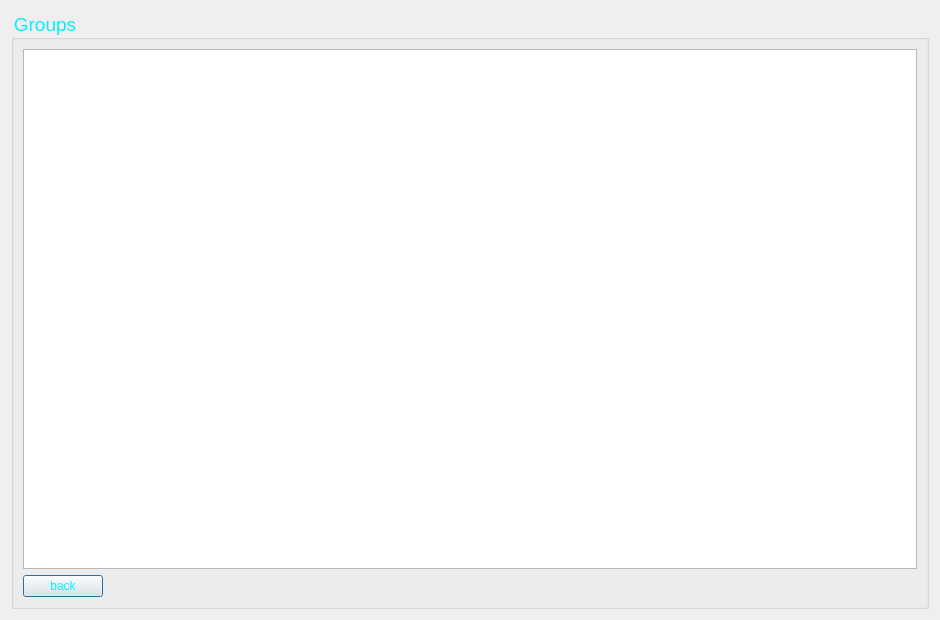
Qt form massenger/getgrouplist_dialog.ui (MahanBeidokhti/AP-Messenger) before a commit.
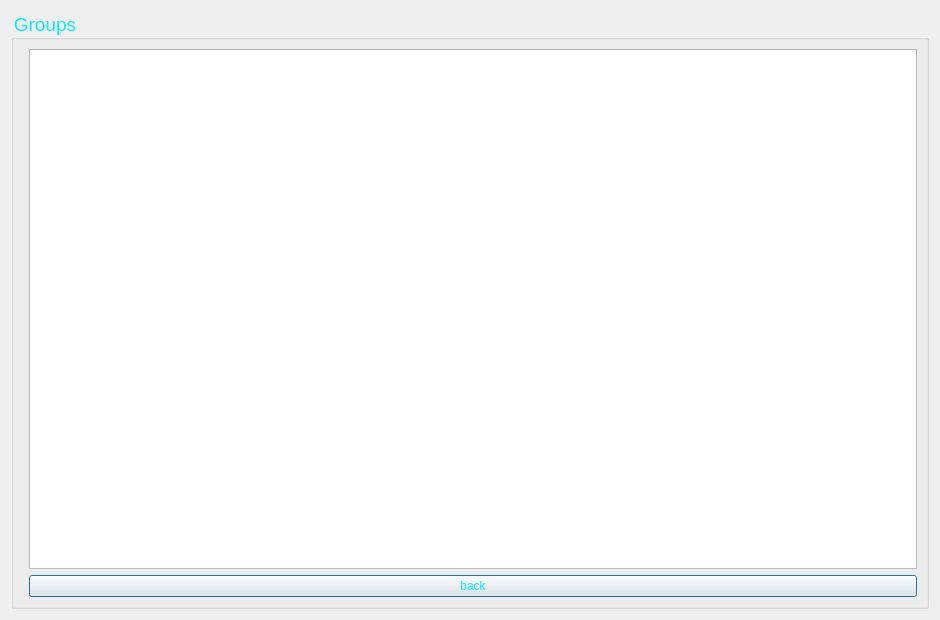
The same form after that commit.

Commit message: get user/group/channel list has added

The edit to the form file:
```diff
--- a/massenger/getgrouplist_dialog.ui
+++ b/massenger/getgrouplist_dialog.ui
@@ -32,20 +32,16 @@
       <string>Groups</string>
      </property>
      <layout class="QFormLayout" name="formLayout">
-      <item row="1" column="0">
+      <item row="0" column="1">
+       <widget class="QTextEdit" name="group_list_textEdit"/>
+      </item>
+      <item row="1" column="1">
        <widget class="QPushButton" name="group_pushButton">
         <property name="text">
          <string>back</string>
         </property>
        </widget>
       </item>
-      <item row="0" column="0" colspan="2">
-       <widget class="QListView" name="group_list_listView">
-        <property name="styleSheet">
-         <string notr="true">color: rgb(0, 0, 0);</string>
-        </property>
-       </widget>
-      </item>
      </layout>
     </widget>
    </item>
```
The commit also changes 8 other files.
